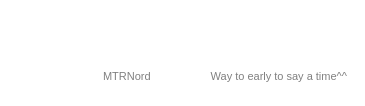
Above: qml/ui/room.ui from Nordgedanken/Morpheus before the change. Below: the same form after it.
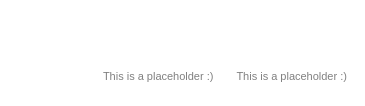
That is the form after the change. Icons and pictures are not drawn.

```diff
--- a/qml/ui/room.ui
+++ b/qml/ui/room.ui
@@ -165,7 +165,7 @@
             <string notr="true">color:grey;</string>
            </property>
            <property name="text">
-            <string>MTRNord</string>
+            <string>This is a placeholder :)</string>
            </property>
            <property name="openExternalLinks">
             <bool>true</bool>
@@ -186,7 +186,7 @@
             <string notr="true">color:grey;</string>
            </property>
            <property name="text">
-            <string>Way to early to say a time^^</string>
+            <string>This is a placeholder :)</string>
            </property>
            <property name="alignment">
             <set>Qt::AlignRight|Qt::AlignTrailing|Qt::AlignVCenter</set>
```
Left out of the diff: 10 changed lines with no effect on the pictures.
